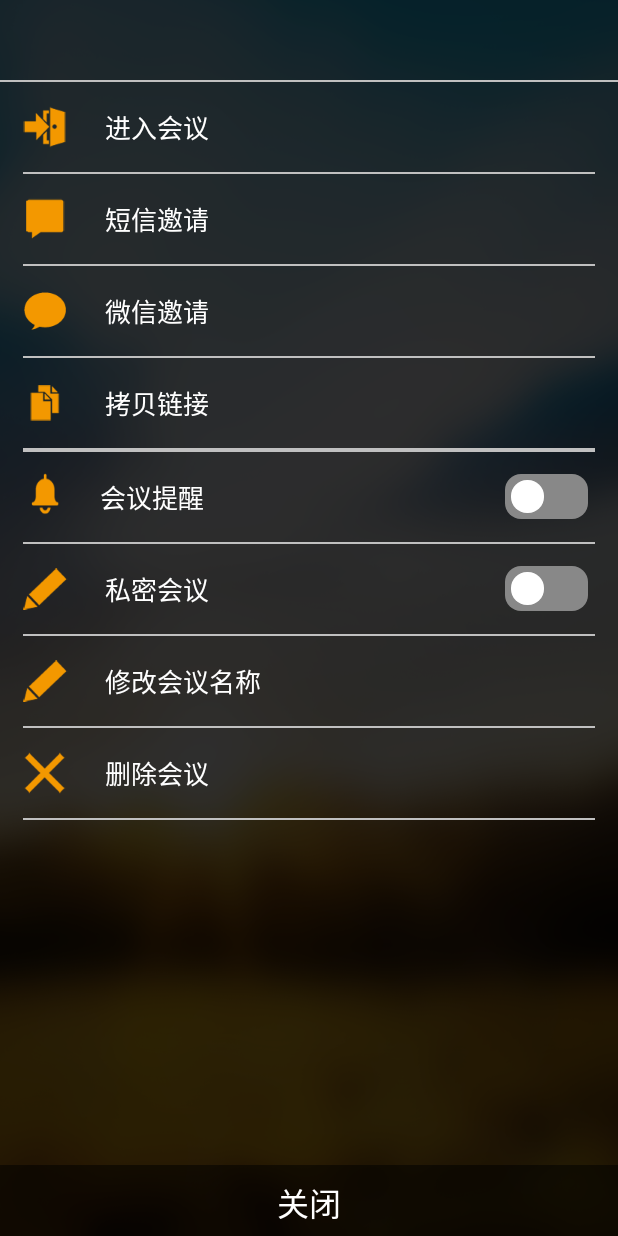
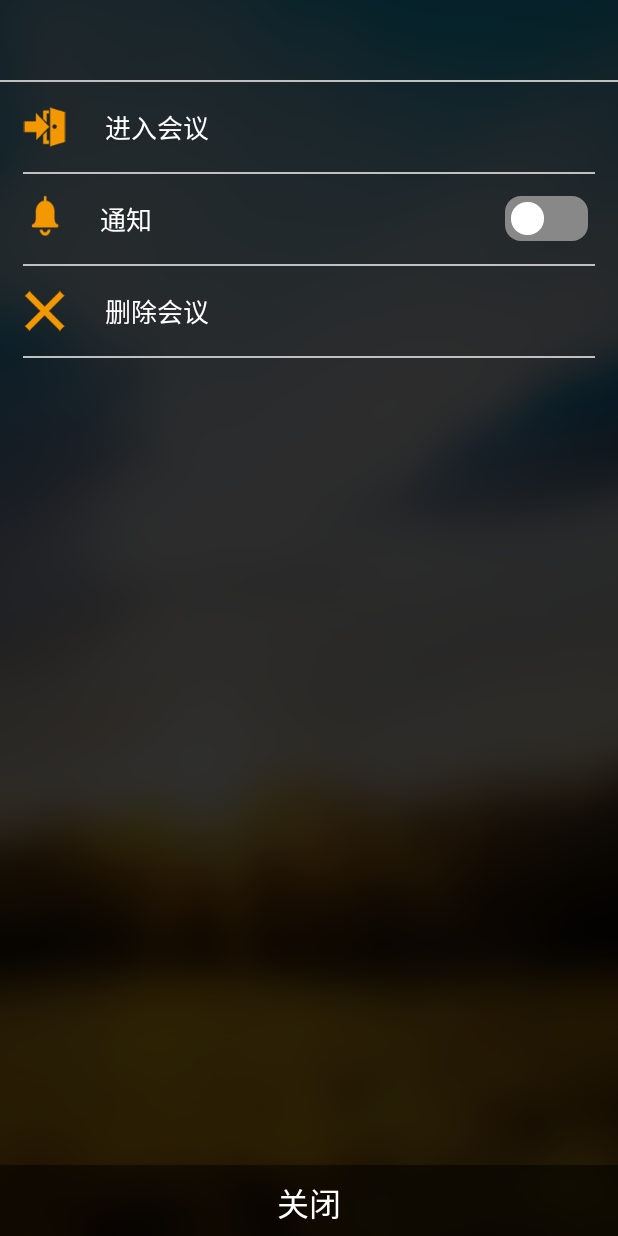
Before and after one commit to Teameeting/Teameeting-Android, an Android app: the RoomSettingActivity screen opened directly, with no data from a screen before it, on a phone screen of 412 x 824 dp. Run offline under Robolectric (Android 15) with nearby library versions, the phone set to English and light mode, and no system bars; libraries missing offline, so code that uses them is left out: com.orhanobut.logger; 7 statements that could not run were skipped.

Commit message:
修改设置界面

```diff
--- a/app/src/main/java/org/dync/teameeting/ui/activity/MainActivity.java
+++ b/app/src/main/java/org/dync/teameeting/ui/activity/MainActivity.java
@@ -146,7 +146,7 @@ public class MainActivity extends BaseActivity {
     @Override
     protected void onRestart() {
         super.onRestart();
-
+        getListNetWork();
     }
 
     private void initdata() {
@@ -554,8 +554,8 @@ public class MainActivity extends BaseActivity {
      * @param position
      */
     private void moreSetting(int position) {
-        Intent intent;
-        intent = new Intent(mContext, RoomSettingActivity.class);
+
+        Intent intent = new Intent(mContext, RoomSettingActivity.class);
         MeetingListEntity meetingEntity = mRoomMeetingList.get(position);
         Bundle mBundle = new Bundle();
         mBundle.putSerializable(Intent_KEY.MEETING_ENTY, meetingEntity);
--- a/app/src/main/java/org/dync/teameeting/ui/activity/MeetingActivity.java
+++ b/app/src/main/java/org/dync/teameeting/ui/activity/MeetingActivity.java
@@ -840,12 +840,11 @@ public class MeetingActivity extends MeetingBaseActivity implements M2MultierEve
                 if (mMessageShowFlag) {
                     leaveMessageDealWith();
                     addAutoView(message, name);
-                } else {
-                    CRUDChat.deleteByMeetingId(MeetingActivity.this, requestMsg.getRoom());
                 }
                 break;
 
             case JMClientType.MCSENDTAGS_ENTER://2
+                mTvRemind.setVisibility(View.GONE);
                 break;
 
             case JMClientType.MCSENDTAGS_LEAVE://3
@@ -859,7 +858,10 @@ public class MeetingActivity extends MeetingBaseActivity implements M2MultierEve
                 break;
 
             case JMClientType.MCSENDTAGS_UNSUBSCRIBE://5
-                mAnyM2Mutlier.UnSubscribe(message);
+                if (mAnyM2Mutlier != null)
+                    mAnyM2Mutlier.UnSubscribe(message);
+                else if (mDebug)
+                    Log.e(TAG, "onRequesageMsg: " + " mAnyM2Mutlier = = null ");
                 break;
 
             case JMClientType.MCSENDTAGS_INVALID://6
--- a/app/src/main/java/org/dync/teameeting/ui/activity/RoomSettingActivity.java
+++ b/app/src/main/java/org/dync/teameeting/ui/activity/RoomSettingActivity.java
@@ -55,7 +55,18 @@ public class RoomSettingActivity extends BaseActivity implements View.OnClickLis
     private String mShareUrl = "Empty url";
     private ImageView ivNotifation;
 
-    private boolean mMeetingPrivateFlag=false;
+    private boolean mMeetingPrivateFlag = false;
+    private int mOwner;
+    private View mvRoomName;
+    private View vJoninRoom;
+    private View mvIniviteMessage;
+    private View vInviteWeixin;
+    private View mvInviteWeiXin;
+    private View mvCopyLink;
+    private View mvNotifications;
+    private View mvRenameRoom;
+    private View mvDeleteRoom;
+    private View mvMeetingPrivate;
 
 
     @Override
@@ -66,48 +77,62 @@ public class RoomSettingActivity extends BaseActivity implements View.OnClickLis
         context = this;
         initData();
         initLayout();
+
         inintSwitchState();
+        initwidgetState();
+    }
 
-    }
 
     private void initData() {
         Intent intent = getIntent();
         mPosition = intent.getIntExtra(Intent_KEY.POSITION, 0);
         Bundle extras = intent.getExtras();
         mMeetingEntity = (MeetingListEntity) extras.getSerializable(Intent_KEY.MEETING_ENTY);
+
         mMeetingId = mMeetingEntity.getMeetingid();
         mMeetingName = mMeetingEntity.getMeetname();
+        mOwner = mMeetingEntity.getOwner();
+
         if (mDebug) {
             Log.e(TAG, mMeetingEntity.toString());
         }
 
         mSign = getSign();
-        mShareUrl ="Let us see in a meeting!:"+"http://115.28.70.232/share_meetingRoom/#"+mMeetingId;
+        mShareUrl = "Let us see in a meeting!:" + "http://115.28.70.232/share_meetingRoom/#" + mMeetingId;
     }
 
     void initLayout() {
         mTvRoomName = (TextView) findViewById(R.id.tv_room_name);
+        mvRoomName = findViewById(R.id.v_room_name);
+
         mTvRoomName.setText(mMeetingName);
         mTvJoninRoom = (TextView) findViewById(R.id.tv_join_room);
+        vJoninRoom = findViewById(R.id.v_join_room);
         mTvJoninRoom.setOnClickListener(this);
 
         mTvIniviteMessage = (TextView) findViewById(R.id.tv_invite_message);
+        mvIniviteMessage = findViewById(R.id.v_invite_message);
         mTvIniviteMessage.setOnClickListener(this);
 
         mTvInviteWeixin = (TextView) findViewById(R.id.tv_invite_weixin);
+        mvInviteWeiXin = findViewById(R.id.v_invite_weixin);
         mTvInviteWeixin.setOnClickListener(this);
 
         mTvCopyLink = (TextView) findViewById(R.id.tv_copy_link);
+        mvCopyLink = findViewById(R.id.v_copy_link);
         mTvCopyLink.setOnClickListener(this);
 
         mLlNotifications = (LinearLayout) findViewById(R.id.ll_notifications);
+        mvNotifications = findViewById(R.id.v_notifications);
         mLlNotifications.setOnClickListener(this);
         // mLlNotifications.setOnTouchListener();
 
         mTvRenameRoom = (TextView) findViewById(R.id.tv_rename_room);
+        mvRenameRoom = findViewById(R.id.v_rename_room);
         mTvRenameRoom.setOnClickListener(this);
 
         mTvDeleteRoom = (TextView) findViewById(R.id.tv_delete_room);
+        mvDeleteRoom = findViewById(R.id.v_delete_room);
         mTvDeleteRoom.setOnClickListener(this);
 
         mTvClose = (TextView) findViewById(R.id.tv_close);
@@ -116,15 +141,19 @@ public class RoomSettingActivity extends BaseActivity implements View.OnClickLis
         mSlideSwitch.setSlideListener(slideNotificationListener);
 
         mSlideSwitchPrivate = (SlideSwitch) findViewById(R.id.ss_SlideSwitch_private);
+
         mSlideSwitchPrivate.setSlideListener(mslideMeetingPrivateListener);
 
         mLlMeetingPrivate = (LinearLayout) findViewById(R.id.ll_private);
+        mvMeetingPrivate = findViewById(R.id.v_private);
         mLlMeetingPrivate.setOnClickListener(this);
 
         ivNotifation = (ImageView) findViewById(R.id.iv_notifications);
 
         BottomMenu bottomMenu = (BottomMenu) findViewById(R.id.bottomMenu);
         bottomMenu.setOnTouchQuickSpeedListener(onTouchSpeedListener);
+
+
     }
 
     private void inintSwitchState() {
@@ -139,6 +168,36 @@ public class RoomSettingActivity extends BaseActivity implements View.OnClickLis
 
     }
 
+
+    private void initwidgetState() {
+        int visible;
+        if (mOwner == 1) {
+            visible = View.VISIBLE;
+        } else {
+            visible = View.GONE;
+        }
+        viewVisilility(visible);
+    }
+
+    public void viewVisilility(int visible) {
+
+        mTvIniviteMessage.setVisibility(visible);
+        mvIniviteMessage.setVisibility(visible);
+
+        mTvInviteWeixin.setVisibility(visible);
+        mvInviteWeiXin.setVisibility(visible);
+
+        mTvCopyLink.setVisibility(visible);
+        mvCopyLink.setVisibility(visible);
+
+        mTvRenameRoom.setVisibility(visible);
+        mvRenameRoom.setVisibility(visible);
+        mLlMeetingPrivate.setVisibility(visible);
+        mvMeetingPrivate.setVisibility(visible);
+
+    }
+
+
     /**
      * 　Touch slide Listener
      */
@@ -152,15 +211,15 @@ public class RoomSettingActivity extends BaseActivity implements View.OnClickLis
     };
 
 
-    private  void  meetingPrivateUIUpdate(){
-        if(mMeetingPrivateFlag){
+    private void meetingPrivateUIUpdate() {
+        if (mMeetingPrivateFlag) {
             mTvIniviteMessage.setTextColor(getResources().getColor(R.color.black));
             mTvInviteWeixin.setTextColor(getResources().getColor(R.color.black));
             mTvCopyLink.setTextColor(getResources().getColor(R.color.black));
             mTvIniviteMessage.setClickable(false);
             mTvInviteWeixin.setClickable(false);
             mTvCopyLink.setClickable(false);
-        }else{
+        } else {
             mTvIniviteMessage.setTextColor(getResources().getColor(R.color.white));
             mTvInviteWeixin.setTextColor(getResources().getColor(R.color.white));
             mTvCopyLink.setTextColor(getResources().getColor(R.color.white));
@@ -175,14 +234,14 @@ public class RoomSettingActivity extends BaseActivity implements View.OnClickLis
      */
     SlideListener mslideMeetingPrivateListener = new SlideListener() {
         public void open() {
-            mNetWork.updateRoomEnable(mSign,mMeetingId,"2");
-            mMeetingPrivateFlag =true;
+            mNetWork.updateRoomEnable(mSign, mMeetingId, "2");
+            mMeetingPrivateFlag = true;
             meetingPrivateUIUpdate();
         }
 
         @Override
         public void close() {
-            mNetWork.updateRoomEnable(mSign,mMeetingId,"1");
+            mNetWork.updateRoomEnable(mSign, mMeetingId, "1");
             mMeetingPrivateFlag = false;
             meetingPrivateUIUpdate();
         }
@@ -225,10 +284,6 @@ public class RoomSettingActivity extends BaseActivity implements View.OnClickLis
     };
 
 
-
-
-
-
     @Override
     public void onClick(View view) {
         Intent intent = null;
@@ -261,8 +316,8 @@ public class RoomSettingActivity extends BaseActivity implements View.OnClickLis
             case R.id.tv_copy_link:
 
                 intent = new Intent();
-                intent.putExtra("shareUrl",mShareUrl);
-                setResult(ExtraType.RESULT_CODE_ROOM_SETTING_COPY_LINK,intent);
+                intent.putExtra("shareUrl", mShareUrl);
+                setResult(ExtraType.RESULT_CODE_ROOM_SETTING_COPY_LINK, intent);
                 finish();
 
                 break;
--- a/app/src/main/res/layout-xlarge/menu_setting.xml
+++ b/app/src/main/res/layout-xlarge/menu_setting.xml
@@ -12,22 +12,23 @@
 
 
     <LinearLayout
-        android:layout_centerInParent="true"
         android:layout_width="400dp"
         android:layout_height="wrap_content"
+        android:layout_centerInParent="true"
         android:orientation="vertical">
 
         <TextView
             android:id="@+id/tv_room_name"
             android:layout_width="match_parent"
             android:layout_height="wrap_content"
+            android:layout_marginBottom="10dp"
             android:layout_marginLeft="20dp"
-            android:layout_marginBottom="10dp"
             android:text="@string/str_invite_people"
             android:textColor="@color/white"
             android:textSize="@dimen/largest_most_txt_size"/>
 
         <View
+            android:id="@+id/v_room_name"
             android:layout_width="match_parent"
             android:layout_height="1dp"
             android:background="@color/grey"/>
@@ -45,6 +46,7 @@
             android:textSize="@dimen/larger_txt_size"/>
 
         <View
+            android:id="@+id/v_join_room"
             android:layout_width="match_parent"
             android:layout_height="1dp"
             android:layout_marginLeft="15dp"
@@ -64,6 +66,7 @@
             android:textSize="@dimen/larger_txt_size"/>
 
         <View
+            android:id="@+id/v_invite_message"
             android:layout_width="match_parent"
             android:layout_height="1dp"
             android:layout_marginLeft="15dp"
@@ -83,6 +86,7 @@
             android:textSize="@dimen/larger_txt_size"/>
 
         <View
+            android:id="@+id/v_invite_weixin"
             android:layout_width="match_parent"
             android:layout_height="1dp"
             android:layout_marginLeft="15dp"
@@ -102,18 +106,13 @@
             android:textSize="@dimen/larger_txt_size"/>
 
         <View
+            android:id="@+id/v_copy_link"
             android:layout_width="match_parent"
             android:layout_height="1dp"
             android:layout_marginLeft="15dp"
             android:layout_marginRight="15dp"
             android:background="@color/grey"/>
 
-        <View
-            android:layout_width="match_parent"
-            android:layout_height="1dp"
-            android:layout_marginLeft="15dp"
-            android:layout_marginRight="15dp"
-            android:background="@color/grey"/>
 
         <LinearLayout
             android:id="@+id/ll_notifications"
@@ -128,10 +127,10 @@
                 android:layout_margin="10dp">
 
                 <ImageView
-                    android:layout_marginTop="10dp"
                     android:layout_width="31dp"
                     android:layout_height="35dp"
                     android:layout_marginLeft="5dp"
+                    android:layout_marginTop="10dp"
                     android:background="@drawable/view_notifications"
                     />
 
@@ -151,9 +150,9 @@
                 android:layout_margin="10dp"
                 android:layout_weight="1"
                 android:gravity="center_vertical"
+                android:padding="5dp"
                 android:text="@string/str_notifications"
                 android:textColor="@color/white"
-                android:padding="5dp"
                 android:textSize="@dimen/larger_txt_size"/>
 
             <org.dync.teameeting.widgets.SlideSwitch
@@ -168,6 +167,7 @@
         </LinearLayout>
 
         <View
+            android:id="@+id/v_notifications"
             android:layout_width="match_parent"
             android:layout_height="1dp"
             android:layout_marginLeft="15dp"
@@ -178,19 +178,19 @@
             android:id="@+id/ll_private"
             android:layout_width="match_parent"
             android:layout_height="wrap_content"
-            android:orientation="horizontal" >
+            android:orientation="horizontal">
 
             <TextView
                 android:layout_width="0dp"
                 android:layout_height="@dimen/more_item_height"
                 android:layout_margin="10dp"
                 android:layout_weight="1"
-                android:gravity="center_vertical"
                 android:drawableLeft="@drawable/view_rename_room"
                 android:drawablePadding="20dp"
+                android:gravity="center_vertical"
                 android:text="@string/str_meeting_private"
                 android:textColor="@color/white"
-                android:textSize="@dimen/larger_txt_size" />
+                android:textSize="@dimen/larger_txt_size"/>
 
             <org.dync.teameeting.widgets.SlideSwitch
                 android:id="@+id/ss_SlideSwitch_private"
@@ -200,17 +200,18 @@
                 android:layout_marginRight="20dp"
                 slideswitch:isOpen="true"
                 slideswitch:shape="circle"
-                slideswitch:themeColor="@color/orange_yellow" />
+                slideswitch:themeColor="@color/orange_yellow"/>
 
 
         </LinearLayout>
 
         <View
+            android:id="@+id/v_private"
             android:layout_width="match_parent"
             android:layout_height="1dp"
             android:layout_marginLeft="15dp"
             android:layout_marginRight="15dp"
-            android:background="@color/grey" />
+            android:background="@color/grey"/>
 
         <TextView
             android:id="@+id/tv_rename_room"
@@ -225,6 +226,7 @@
             android:textSize="@dimen/larger_txt_size"/>
 
         <View
+            android:id="@+id/v_rename_room"
             android:layout_width="match_parent"
             android:layout_height="1dp"
             android:layout_marginLeft="15dp"
@@ -244,6 +246,7 @@
             android:textSize="@dimen/larger_txt_size"/>
 
         <View
+            android:id="@+id/v_delete_room"
             android:layout_width="match_parent"
             android:layout_height="1dp"
             android:layout_marginLeft="15dp"
--- a/app/src/main/res/layout/menu_setting.xml
+++ b/app/src/main/res/layout/menu_setting.xml
@@ -1,28 +1,30 @@
 <?xml version="1.0" encoding="utf-8"?>
-<LinearLayout xmlns:android="http://schemas.android.com/apk/res/android"
+<LinearLayout
+    android:id="@+id/rl_seetingLayout"
+    xmlns:android="http://schemas.android.com/apk/res/android"
+    xmlns:slideswitch="http://schemas.android.com/apk/res/org.dync.teameeting"
     xmlns:tools="http://schemas.android.com/tools"
-    xmlns:slideswitch="http://schemas.android.com/apk/res/org.dync.teameeting"
-    android:id="@+id/rl_seetingLayout"
     android:layout_width="match_parent"
     android:layout_height="wrap_content"
     android:layout_marginTop="20dp"
-    android:orientation="vertical" >
+    android:orientation="vertical">
 
     <TextView
         android:id="@+id/tv_room_name"
         android:layout_width="match_parent"
         android:layout_height="wrap_content"
+        android:layout_marginBottom="10dp"
         android:layout_marginLeft="20dp"
-        android:layout_marginBottom="10dp"
         android:gravity="center_vertical"
         android:text="@string/str_invite_people"
         android:textColor="@color/white"
-        android:textSize="@dimen/largest_most_txt_size" />
+        android:textSize="@dimen/largest_most_txt_size"/>
 
     <View
+        android:id="@+id/v_room_name"
         android:layout_width="match_parent"
         android:layout_height="1dp"
-        android:background="@color/grey" />
+        android:background="@color/grey"/>
 
     <TextView
         android:id="@+id/tv_join_room"
@@ -34,14 +36,15 @@
         android:gravity="center_vertical"
         android:text="@string/str_join_room"
         android:textColor="@color/white"
-        android:textSize="@dimen/larger_txt_size" />
+        android:textSize="@dimen/larger_txt_size"/>
 
     <View
+        android:id="@+id/v_join_room"
         android:layout_width="match_parent"
         android:layout_height="1dp"
         android:layout_marginLeft="15dp"
         android:layout_marginRight="15dp"
-        android:background="@color/grey" />
+        android:background="@color/grey"/>
 
     <TextView
         android:id="@+id/tv_invite_message"
@@ -53,14 +56,15 @@
         android:gravity="center_vertical"
         android:text="@string/str_message_invite"
         android:textColor="@color/white"
-        android:textSize="@dimen/larger_txt_size" />
+        android:textSize="@dimen/larger_txt_size"/>
 
     <View
+        android:id="@+id/v_invite_message"
         android:layout_width="match_parent"
         android:layout_height="1dp"
         android:layout_marginLeft="15dp"
         android:layout_marginRight="15dp"
-        android:background="@color/grey" />
+        android:background="@color/grey"/>
 
     <TextView
         android:id="@+id/tv_invite_weixin"
@@ -72,14 +76,15 @@
         android:gravity="center_vertical"
         android:text="@string/str_weixin_invite"
         android:textColor="@color/white"
-        android:textSize="@dimen/larger_txt_size" />
+        android:textSize="@dimen/larger_txt_size"/>
 
     <View
+        android:id="@+id/v_invite_weixin"
         android:layout_width="match_parent"
         android:layout_height="1dp"
         android:layout_marginLeft="15dp"
         android:layout_marginRight="15dp"
-        android:background="@color/grey" />
+        android:background="@color/grey"/>
 
     <TextView
         android:id="@+id/tv_copy_link"
@@ -91,45 +96,41 @@
         android:gravity="center_vertical"
         android:text="@string/str_copy_link"
         android:textColor="@color/white"
-        android:textSize="@dimen/larger_txt_size" />
+        android:textSize="@dimen/larger_txt_size"/>
 
     <View
+        android:id="@+id/v_copy_link"
         android:layout_width="match_parent"
         android:layout_height="1dp"
         android:layout_marginLeft="15dp"
         android:layout_marginRight="15dp"
-        android:background="@color/grey" />
+        android:background="@color/grey"/>
 
-    <View
-        android:layout_width="match_parent"
-        android:layout_height="1dp"
-        android:layout_marginLeft="15dp"
-        android:layout_marginRight="15dp"
-        android:background="@color/grey" />
 
     <LinearLayout
         android:id="@+id/ll_notifications"
         android:layout_width="match_parent"
         android:layout_height="wrap_content"
-        android:orientation="horizontal" >
+        android:orientation="horizontal">
 
         <FrameLayout
-            android:layout_margin="10dp"
+            android:layout_width="wrap_content"
 
-            android:layout_width="wrap_content"
-            android:layout_height="@dimen/more_item_height">
+            android:layout_height="@dimen/more_item_height"
+            android:layout_margin="10dp">
+
             <ImageView
-                android:layout_marginLeft="5dp"
                 android:layout_width="30dp"
                 android:layout_height="35dp"
+                android:layout_marginLeft="5dp"
                 android:background="@drawable/view_notifications"
                 />
 
             <ImageView
                 android:id="@+id/iv_notifications"
-                android:layout_marginLeft="5dp"
                 android:layout_width="31dp"
                 android:layout_height="@dimen/more_item_height"
+                android:layout_marginLeft="5dp"
                 android:src="@drawable/view_notifications_no"
                 />
 
@@ -143,7 +144,7 @@
             android:gravity="center_vertical"
             android:text="@string/str_notifications"
             android:textColor="@color/white"
-            android:textSize="@dimen/larger_txt_size" />
+            android:textSize="@dimen/larger_txt_size"/>
 
         <org.dync.teameeting.widgets.SlideSwitch
             android:id="@+id/ss_SlideSwitch"
@@ -153,34 +154,35 @@
             android:layout_marginRight="20dp"
             slideswitch:isOpen="true"
             slideswitch:shape="circle"
-            slideswitch:themeColor="@color/orange_yellow" />
+            slideswitch:themeColor="@color/orange_yellow"/>
     </LinearLayout>
 
     <View
+        android:id="@+id/v_notifications"
         android:layout_width="match_parent"
         android:layout_height="1dp"
         android:layout_marginLeft="15dp"
         android:layout_marginRight="15dp"
-        android:background="@color/grey" />
+        android:background="@color/grey"/>
 
-<!--    private meeting-->
+    <!--    private meeting-->
     <LinearLayout
         android:id="@+id/ll_private"
         android:layout_width="match_parent"
         android:layout_height="wrap_content"
-        android:orientation="horizontal" >
+        android:orientation="horizontal">
 
         <TextView
             android:layout_width="0dp"
             android:layout_height="@dimen/more_item_height"
             android:layout_margin="10dp"
             android:layout_weight="1"
-            android:gravity="center_vertical"
             android:drawableLeft="@drawable/view_rename_room"
             android:drawablePadding="20dp"
+            android:gravity="center_vertical"
             android:text="@string/str_meeting_private"
             android:textColor="@color/white"
-            android:textSize="@dimen/larger_txt_size" />
+            android:textSize="@dimen/larger_txt_size"/>
 
         <org.dync.teameeting.widgets.SlideSwitch
             android:id="@+id/ss_SlideSwitch_private"
@@ -190,17 +192,18 @@
             android:layout_marginRight="20dp"
             slideswitch:isOpen="true"
             slideswitch:shape="circle"
-            slideswitch:themeColor="@color/orange_yellow" />
+            slideswitch:themeColor="@color/orange_yellow"/>
 
 
     </LinearLayout>
 
     <View
+        android:id="@+id/v_private"
         android:layout_width="match_parent"
         android:layout_height="1dp"
         android:layout_marginLeft="15dp"
         android:layout_marginRight="15dp"
-        android:background="@color/grey" />
+        android:background="@color/grey"/>
 
     <TextView
         android:id="@+id/tv_rename_room"
@@ -212,14 +215,15 @@
         android:gravity="center_vertical"
         android:text="@string/str_rename_room"
         android:textColor="@color/white"
-    android:textSize="@dimen/larger_txt_size" />
+        android:textSize="@dimen/larger_txt_size"/>
 
     <View
+        android:id="@+id/v_rename_room"
         android:layout_width="match_parent"
         android:layout_height="1dp"
         android:layout_marginLeft="15dp"
         android:layout_marginRight="15dp"
-        android:background="@color/grey" />
+        android:background="@color/grey"/>
 
     <TextView
         android:id="@+id/tv_delete_room"
@@ -231,13 +235,14 @@
         android:gravity="center_vertical"
         android:text="@string/str_delete_room"
         android:textColor="@color/white"
-        android:textSize="@dimen/larger_txt_size" />
+        android:textSize="@dimen/larger_txt_size"/>
 
     <View
+        android:id="@+id/v_delete_room"
         android:layout_width="match_parent"
         android:layout_height="1dp"
         android:layout_marginLeft="15dp"
         android:layout_marginRight="15dp"
-        android:background="@color/grey" />
+        android:background="@color/grey"/>
 
 </LinearLayout>
--- a/app/src/main/res/values/strings.xml
+++ b/app/src/main/res/values/strings.xml
@@ -20,7 +20,7 @@
     <string name="str_weixin_invite">微信邀请</string>
     <string name="str_copy_link">拷贝链接</string>
     <string name="str_join_room">进入会议</string>
-    <string name="str_notifications">会议提醒</string>
+    <string name="str_notifications">通知</string>
     <string name="str_meeting_private">私密会议</string>
     <string name="str_delete_room">删除会议</string>
     <string name="str_rename_room">修改会议名称</string>
```
